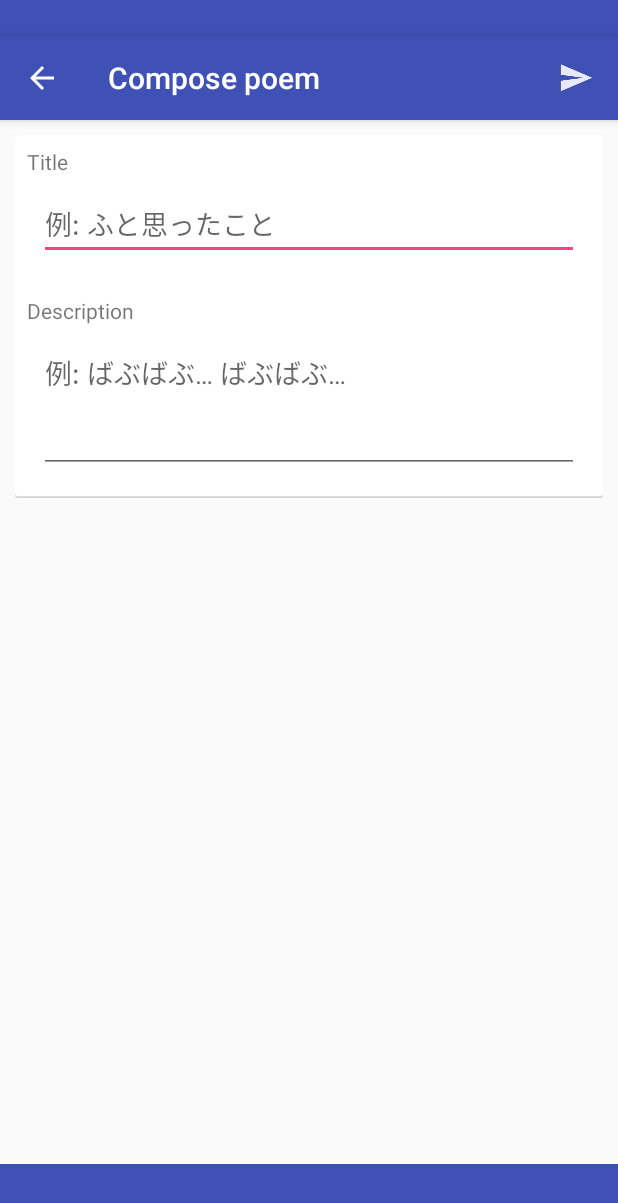
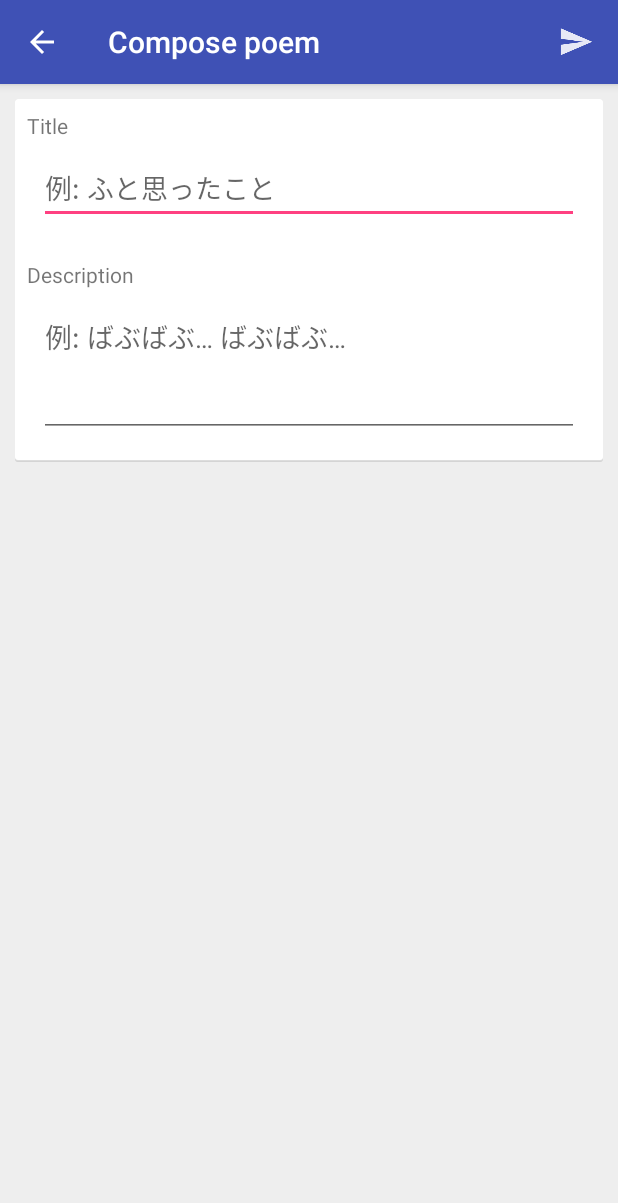
Before and after one commit to CWPoemDev/nasulog_android, an Android app: the ComposePoemActivity screen opened directly, with no data from a screen before it, on a phone screen of 412 x 824 dp. Shown: the top 1203 px of the screen. Run offline under Robolectric (Android 15) with nearby library versions, the phone set to English and light mode, and no system bars; libraries missing offline, so code that uses them is left out: io.realm.

Commit message:
パディング用のViewを追加していたもののなかで、fitsSystemWindows=trueで対応可能なものはfitsSYstemWindows=trueを使うように変更

```diff
--- a/app/src/main/res/layout/compose_poem_screen.xml
+++ b/app/src/main/res/layout/compose_poem_screen.xml
@@ -3,11 +3,8 @@
     xmlns:app="http://schemas.android.com/apk/res-auto"
     android:orientation="vertical"
     android:layout_width="match_parent"
-    android:layout_height="match_parent">
-    <View
-        android:layout_width="match_parent"
-        android:layout_height="@dimen/status_bar_height"
-        android:background="@color/colorPrimary"/>
+    android:layout_height="match_parent"
+    style="@style/FitToSystemWindow">
     <android.support.v7.widget.Toolbar
         android:id="@+id/toolbar"
         android:layout_width="match_parent"
@@ -20,7 +17,8 @@
     <android.support.v4.widget.NestedScrollView
         android:layout_width="match_parent"
         android:layout_height="0px"
-        android:layout_weight="1">
+        android:layout_weight="1"
+        android:background="@color/light_background">
 
         <FrameLayout
             android:layout_width="match_parent"
@@ -62,8 +60,4 @@
             </LinearLayout>
         </FrameLayout>
     </android.support.v4.widget.NestedScrollView>
-    <View
-        android:layout_width="match_parent"
-        android:layout_height="@dimen/nav_bar_height"
-        android:background="@color/colorPrimary"/>
 </LinearLayout>
--- a/app/src/main/res/layout/partial_poem_detail.xml
+++ b/app/src/main/res/layout/partial_poem_detail.xml
@@ -4,8 +4,7 @@
     xmlns:app="http://schemas.android.com/apk/res-auto"
     android:layout_width="match_parent"
     android:layout_height="match_parent"
-    android:background="@color/colorPrimary"
-    android:fitsSystemWindows="true">
+    style="@style/FitToSystemWindow">
 
     <android.support.design.widget.AppBarLayout
         android:layout_width="match_parent"
--- a/app/src/main/res/layout/partial_poem_list.xml
+++ b/app/src/main/res/layout/partial_poem_list.xml
@@ -4,8 +4,7 @@
     xmlns:app="http://schemas.android.com/apk/res-auto"
     android:layout_width="match_parent"
     android:layout_height="match_parent"
-    android:background="@color/colorPrimary"
-    android:fitsSystemWindows="true">
+    style="@style/FitToSystemWindow">
 
     <android.support.design.widget.AppBarLayout
         android:layout_width="match_parent"
--- a/app/src/main/res/values/styles.xml
+++ b/app/src/main/res/values/styles.xml
@@ -14,6 +14,11 @@
         <item name="windowActionModeOverlay">true</item>
     </style>
 
+    <style name="FitToSystemWindow">
+        <item name="android:background">@color/colorPrimary</item>
+        <item name="android:fitsSystemWindows">true</item>
+    </style>
+
     <style name="PoemCard">
         <item name="android:background">@drawable/card_background</item>
         <item name="android:paddingTop">10dp</item>
```
Also changed, not shown: app/src/main/res/layout/simple_webview.xml (+3 -11 lines).
